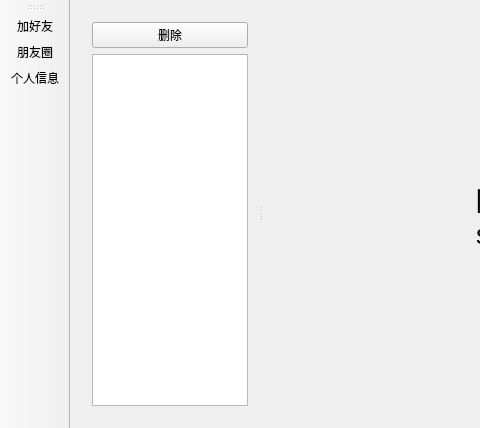
This is client/mainwindow.ui in seekstar/syncchat as Qt 5 draws it before an edit; both pictures show x 0 to 480 and y 0 to 428 of the 807 by 428 pixel window. The edited form follows.
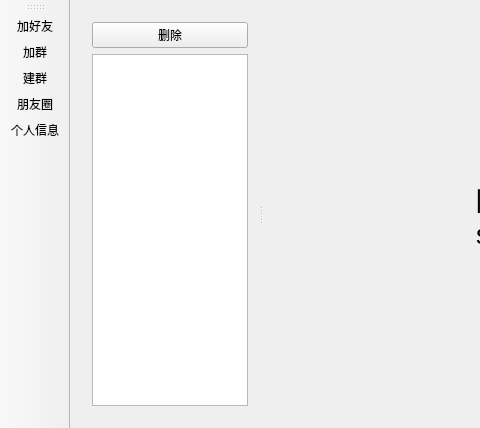
This is the edited form.

Commit message: Create group done

The edit to the form file:
```diff
--- a/client/mainwindow.ui
+++ b/client/mainwindow.ui
@@ -147,6 +147,8 @@
     <bool>false</bool>
    </attribute>
    <addaction name="actionAddFriend"/>
+   <addaction name="actionJoinGroup"/>
+   <addaction name="actionCreateGroup"/>
    <addaction name="actionMoments"/>
    <addaction name="actionPersonalInfo"/>
   </widget>
@@ -175,6 +177,16 @@
     <string>个人信息</string>
    </property>
   </action>
+  <action name="actionJoinGroup">
+   <property name="text">
+    <string>加群</string>
+   </property>
+  </action>
+  <action name="actionCreateGroup">
+   <property name="text">
+    <string>建群</string>
+   </property>
+  </action>
  </widget>
  <layoutdefault spacing="6" margin="11"/>
  <resources/>
```
The commit also changes 15 other files.
